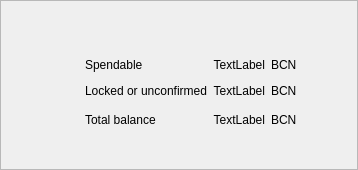
Above: src/balanceoverviewframe.ui from bcndev/bytecoin-gui before the change. Below: the same form after it.
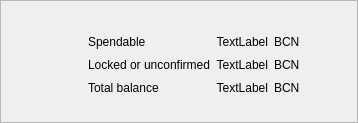
That is the form after the change. Icons and pictures are not drawn.

Patch:
```diff
--- a/src/balanceoverviewframe.ui
+++ b/src/balanceoverviewframe.ui
@@ -7,7 +7,7 @@
     <x>0</x>
     <y>0</y>
     <width>358</width>
-    <height>170</height>
+    <height>123</height>
    </rect>
   </property>
   <property name="sizePolicy">
@@ -26,39 +26,23 @@
    <enum>QFrame::Raised</enum>
   </property>
   <layout class="QGridLayout" name="gridLayout">
-   <item row="7" column="4">
-    <widget class="QLabel" name="m_overviewTotalBalanceTextLabel">
-     <property name="text">
-      <string>Total balance</string>
+   <item row="0" column="3">
+    <spacer name="verticalSpacer_2">
+     <property name="orientation">
+      <enum>Qt::Vertical</enum>
      </property>
-     <property name="indent">
-      <number>0</number>
+     <property name="sizeType">
+      <enum>QSizePolicy::Expanding</enum>
      </property>
-    </widget>
-   </item>
-   <item row="7" column="5">
-    <widget class="QLabel" name="m_overviewTotalBalanceLabel">
-     <property name="sizePolicy">
-      <sizepolicy hsizetype="Minimum" vsizetype="Preferred">
-       <horstretch>0</horstretch>
-       <verstretch>0</verstretch>
-      </sizepolicy>
+     <property name="sizeHint" stdset="0">
+      <size>
+       <width>20</width>
+       <height>0</height>
+      </size>
      </property>
-     <property name="cursor">
-      <cursorShape>PointingHandCursor</cursorShape>
-     </property>
-     <property name="toolTip">
-      <string>Click to copy</string>
-     </property>
-     <property name="text">
-      <string>TextLabel</string>
-     </property>
-     <property name="alignment">
-      <set>Qt::AlignRight|Qt::AlignTrailing|Qt::AlignVCenter</set>
-     </property>
-    </widget>
+    </spacer>
    </item>
-   <item row="3" column="4">
+   <item row="1" column="3">
     <spacer name="verticalSpacer_8">
      <property name="orientation">
       <enum>Qt::Vertical</enum>
@@ -74,7 +58,39 @@
      </property>
     </spacer>
    </item>
-   <item row="4" column="6">
+   <item row="2" column="3">
+    <widget class="QLabel" name="m_overviewSpendableBalanceTextLabel">
+     <property name="text">
+      <string>Spendable</string>
+     </property>
+     <property name="indent">
+      <number>0</number>
+     </property>
+    </widget>
+   </item>
+   <item row="2" column="4">
+    <widget class="QLabel" name="m_overviewSpendableBalanceLabel">
+     <property name="sizePolicy">
+      <sizepolicy hsizetype="Minimum" vsizetype="Preferred">
+       <horstretch>0</horstretch>
+       <verstretch>0</verstretch>
+      </sizepolicy>
+     </property>
+     <property name="cursor">
+      <cursorShape>PointingHandCursor</cursorShape>
+     </property>
+     <property name="toolTip">
+      <string>Click to copy</string>
+     </property>
+     <property name="text">
+      <string>TextLabel</string>
+     </property>
+     <property name="alignment">
+      <set>Qt::AlignRight|Qt::AlignTrailing|Qt::AlignVCenter</set>
+     </property>
+    </widget>
+   </item>
+   <item row="2" column="5">
     <widget class="QLabel" name="m_overviewSpendableBalanceTickerLabel">
      <property name="text">
       <string>BCN</string>
@@ -84,23 +100,7 @@
      </property>
     </widget>
    </item>
-   <item row="8" column="4" colspan="3">
-    <spacer name="verticalSpacer">
-     <property name="orientation">
-      <enum>Qt::Vertical</enum>
-     </property>
-     <property name="sizeType">
-      <enum>QSizePolicy::Expanding</enum>
-     </property>
-     <property name="sizeHint" stdset="0">
-      <size>
-       <width>20</width>
-       <height>0</height>
-      </size>
-     </property>
-    </spacer>
-   </item>
-   <item row="5" column="0">
+   <item row="3" column="0">
     <spacer name="horizontalSpacer_2">
      <property name="orientation">
       <enum>Qt::Horizontal</enum>
@@ -113,65 +113,104 @@
      </property>
     </spacer>
    </item>
+   <item row="3" column="3">
+    <widget class="QLabel" name="m_overviewLockedOrUnconfirmedBalanceTextLabel">
+     <property name="text">
+      <string>Locked or unconfirmed</string>
+     </property>
+     <property name="indent">
+      <number>0</number>
+     </property>
+    </widget>
+   </item>
+   <item row="3" column="4">
+    <widget class="QLabel" name="m_overviewLockedOrUnconfirmedBalanceLabel">
+     <property name="sizePolicy">
+      <sizepolicy hsizetype="Minimum" vsizetype="Preferred">
+       <horstretch>0</horstretch>
+       <verstretch>0</verstretch>
+      </sizepolicy>
+     </property>
+     <property name="cursor">
+      <cursorShape>PointingHandCursor</cursorShape>
+     </property>
+     <property name="toolTip">
+      <string>Click to copy</string>
+     </property>
+     <property name="text">
+      <string>TextLabel</string>
+     </property>
+     <property name="alignment">
+      <set>Qt::AlignRight|Qt::AlignTrailing|Qt::AlignVCenter</set>
+     </property>
+    </widget>
+   </item>
+   <item row="3" column="5">
+    <widget class="QLabel" name="m_overviewLockedOrUnconfirmedBalanceTickerLabel">
+     <property name="text">
+      <string>BCN</string>
+     </property>
+     <property name="indent">
+      <number>0</number>
+     </property>
+    </widget>
+   </item>
+   <item row="4" column="3">
+    <widget class="QLabel" name="m_overviewTotalBalanceTextLabel">
+     <property name="text">
+      <string>Total balance</string>
+     </property>
+     <property name="indent">
+      <number>0</number>
+     </property>
+    </widget>
+   </item>
+   <item row="4" column="4">
+    <widget class="QLabel" name="m_overviewTotalBalanceLabel">
+     <property name="sizePolicy">
+      <sizepolicy hsizetype="Minimum" vsizetype="Preferred">
+       <horstretch>0</horstretch>
+       <verstretch>0</verstretch>
+      </sizepolicy>
+     </property>
+     <property name="cursor">
+      <cursorShape>PointingHandCursor</cursorShape>
+     </property>
+     <property name="toolTip">
+      <string>Click to copy</string>
+     </property>
+     <property name="text">
+      <string>TextLabel</string>
+     </property>
+     <property name="alignment">
+      <set>Qt::AlignRight|Qt::AlignTrailing|Qt::AlignVCenter</set>
+     </property>
+    </widget>
+   </item>
    <item row="4" column="5">
-    <widget class="QLabel" name="m_overviewSpendableBalanceLabel">
-     <property name="sizePolicy">
-      <sizepolicy hsizetype="Minimum" vsizetype="Preferred">
-       <horstretch>0</horstretch>
-       <verstretch>0</verstretch>
-      </sizepolicy>
-     </property>
-     <property name="cursor">
-      <cursorShape>PointingHandCursor</cursorShape>
-     </property>
-     <property name="toolTip">
-      <string>Click to copy</string>
-     </property>
-     <property name="text">
-      <string>TextLabel</string>
-     </property>
-     <property name="alignment">
-      <set>Qt::AlignRight|Qt::AlignTrailing|Qt::AlignVCenter</set>
-     </property>
-    </widget>
-   </item>
-   <item row="1" column="4">
-    <spacer name="verticalSpacer_2">
-     <property name="orientation">
-      <enum>Qt::Vertical</enum>
-     </property>
-     <property name="sizeType">
-      <enum>QSizePolicy::Expanding</enum>
-     </property>
-     <property name="sizeHint" stdset="0">
-      <size>
-       <width>20</width>
-       <height>0</height>
-      </size>
-     </property>
-    </spacer>
-   </item>
-   <item row="7" column="6">
     <widget class="QLabel" name="m_overviewTotalBalanceTickerLabel">
      <property name="text">
       <string>BCN</string>
      </property>
     </widget>
    </item>
-   <item row="4" column="7">
-    <spacer name="horizontalSpacer">
+   <item row="5" column="2" colspan="4">
+    <spacer name="verticalSpacer">
      <property name="orientation">
-      <enum>Qt::Horizontal</enum>
+      <enum>Qt::Vertical</enum>
+     </property>
+     <property name="sizeType">
+      <enum>QSizePolicy::Expanding</enum>
      </property>
      <property name="sizeHint" stdset="0">
       <size>
        <width>20</width>
-       <height>20</height>
+       <height>0</height>
       </size>
      </property>
     </spacer>
    </item>
-   <item row="4" column="3">
+   <item row="3" column="2">
     <spacer name="horizontalSpacer_4">
      <property name="orientation">
       <enum>Qt::Horizontal</enum>
@@ -187,17 +226,20 @@
      </property>
     </spacer>
    </item>
-   <item row="4" column="4">
-    <widget class="QLabel" name="m_overviewSpendableBalanceTextLabel">
-     <property name="text">
-      <string>Spendable</string>
+   <item row="3" column="6">
+    <spacer name="horizontalSpacer">
+     <property name="orientation">
+      <enum>Qt::Horizontal</enum>
      </property>
-     <property name="indent">
-      <number>0</number>
+     <property name="sizeHint" stdset="0">
+      <size>
+       <width>20</width>
+       <height>20</height>
+      </size>
      </property>
-    </widget>
+    </spacer>
    </item>
-   <item row="2" column="2" rowspan="6">
+   <item row="0" column="1" rowspan="6">
     <widget class="QLabel" name="m_overviewBalanceIconLabel">
      <property name="text">
       <string/>
@@ -207,48 +249,6 @@
      </property>
     </widget>
    </item>
-   <item row="5" column="4">
-    <widget class="QLabel" name="m_overviewLockedOrUnconfirmedBalanceTextLabel">
-     <property name="text">
-      <string>Locked or unconfirmed</string>
-     </property>
-     <property name="indent">
-      <number>0</number>
-     </property>
-    </widget>
-   </item>
-   <item row="5" column="5">
-    <widget class="QLabel" name="m_overviewLockedOrUnconfirmedBalanceLabel">
-     <property name="sizePolicy">
-      <sizepolicy hsizetype="Minimum" vsizetype="Preferred">
-       <horstretch>0</horstretch>
-       <verstretch>0</verstretch>
-      </sizepolicy>
-     </property>
-     <property name="cursor">
-      <cursorShape>PointingHandCursor</cursorShape>
-     </property>
-     <property name="toolTip">
-      <string>Click to copy</string>
-     </property>
-     <property name="text">
-      <string>TextLabel</string>
-     </property>
-     <property name="alignment">
-      <set>Qt::AlignRight|Qt::AlignTrailing|Qt::AlignVCenter</set>
-     </property>
-    </widget>
-   </item>
-   <item row="5" column="6">
-    <widget class="QLabel" name="m_overviewLockedOrUnconfirmedBalanceTickerLabel">
-     <property name="text">
-      <string>BCN</string>
-     </property>
-     <property name="indent">
-      <number>0</number>
-     </property>
-    </widget>
-   </item>
   </layout>
  </widget>
  <resources>
```
Left out of the diff: 17 changed lines with no effect on the pictures.
